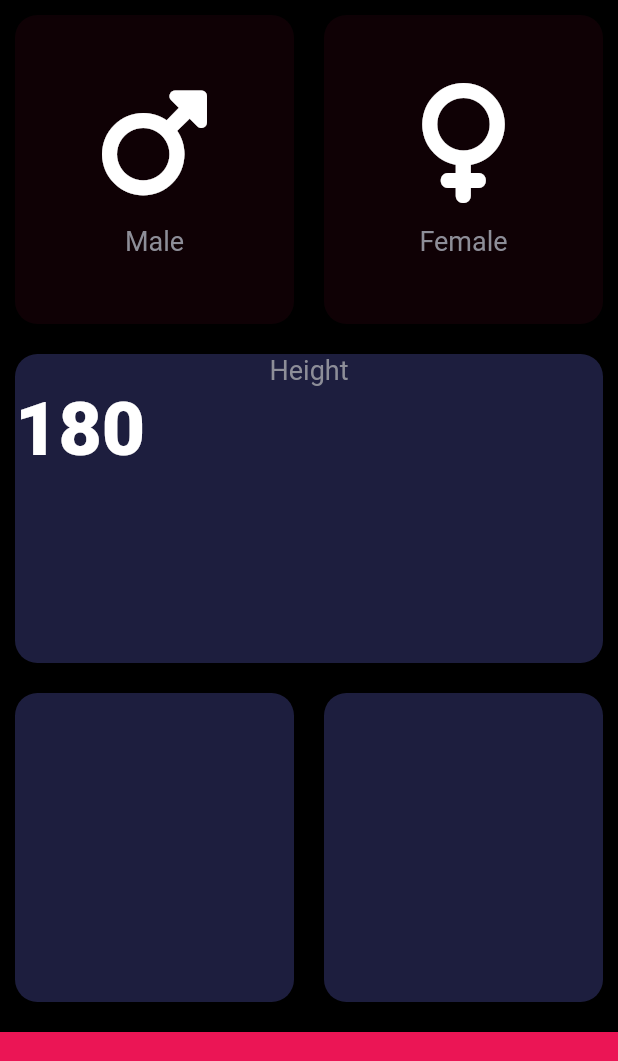
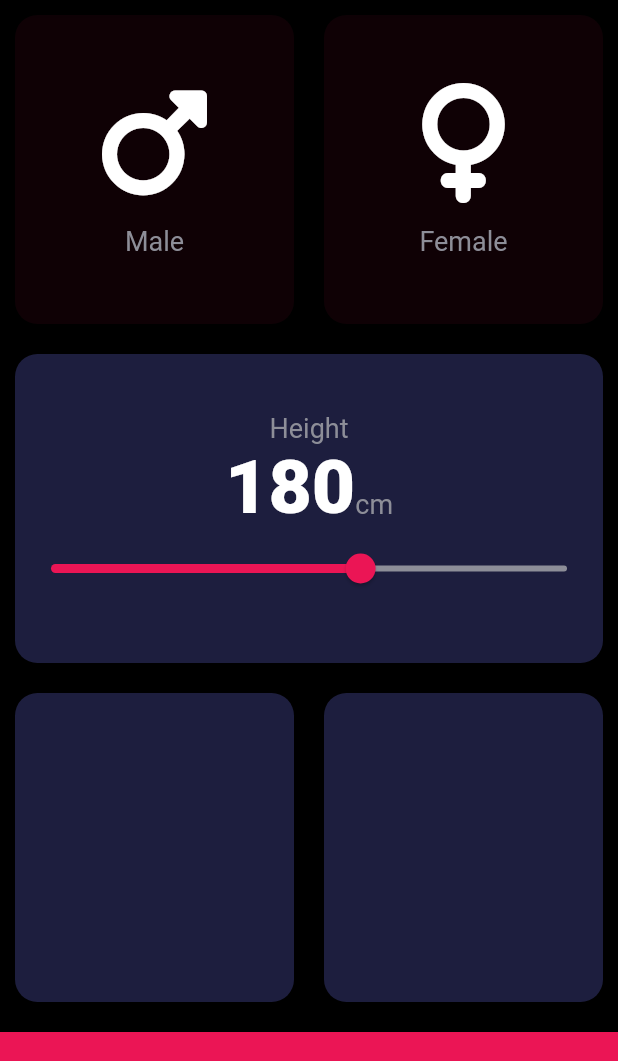
Before and after one commit to rohandocx/BMI_UI_app, a Flutter app: the screen it shows after launch, on a phone screen of 412 x 824 dp, the part 84-1145 px from its top. Run offline on Flutter 3.47's test engine with Material 2 defaults, Android fonts, the phone set to English and light mode, and no system bars; our stand-ins replace font_awesome_flutter.

Commit message:
Slider  Commit

```diff
--- a/lib/input_page.dart
+++ b/lib/input_page.dart
@@ -1,3 +1,5 @@
+import 'dart:io';
+
 import 'package:flutter/material.dart';
 import 'package:font_awesome_flutter/font_awesome_flutter.dart';
 import 'containerIcon.dart';
@@ -5,6 +7,7 @@ import 'reusable.dart';
 import 'Constants.dart';
 
 enum Gender { male, female }
+int height = 180;
 
 class InputPage extends StatefulWidget {
   @override
@@ -59,18 +62,33 @@ class _InputPageState extends State<InputPage> {
             Expanded(
               child: Reusable(colour: Color(0xFF1D1E3E),
               cardchildcontainer: Column(
-
+                   mainAxisAlignment: MainAxisAlignment.center,
                 children: <Widget>[
                   Text('Height',
-                  style:  labelstyle,
+                  style: labelstyle,
                   ),
                   Row(
+                    mainAxisAlignment: MainAxisAlignment.center,
+                    crossAxisAlignment: CrossAxisAlignment.baseline,
+                    textBaseline:  TextBaseline.alphabetic,
                     children: <Widget>[
-                      Text('180',
+                      Text(height.toString(),
                         style: Boldtext,
                       ),
+                      Text('cm', style: labelstyle,),
                     ],
-                  )
+                  ),
+                  Slider(value: height.toDouble(),
+                      min: 120.0,
+                      max:  220.0,
+                      activeColor: Color(0xFFEB1555),
+                      inactiveColor:  Color(0xFF8D8E98),
+                      onChanged: (double newValue) {
+                        setState(() {
+                         height = newValue.round();
+                        });
+                      },
+                  ),
                 ],
               ),
               ),
```
